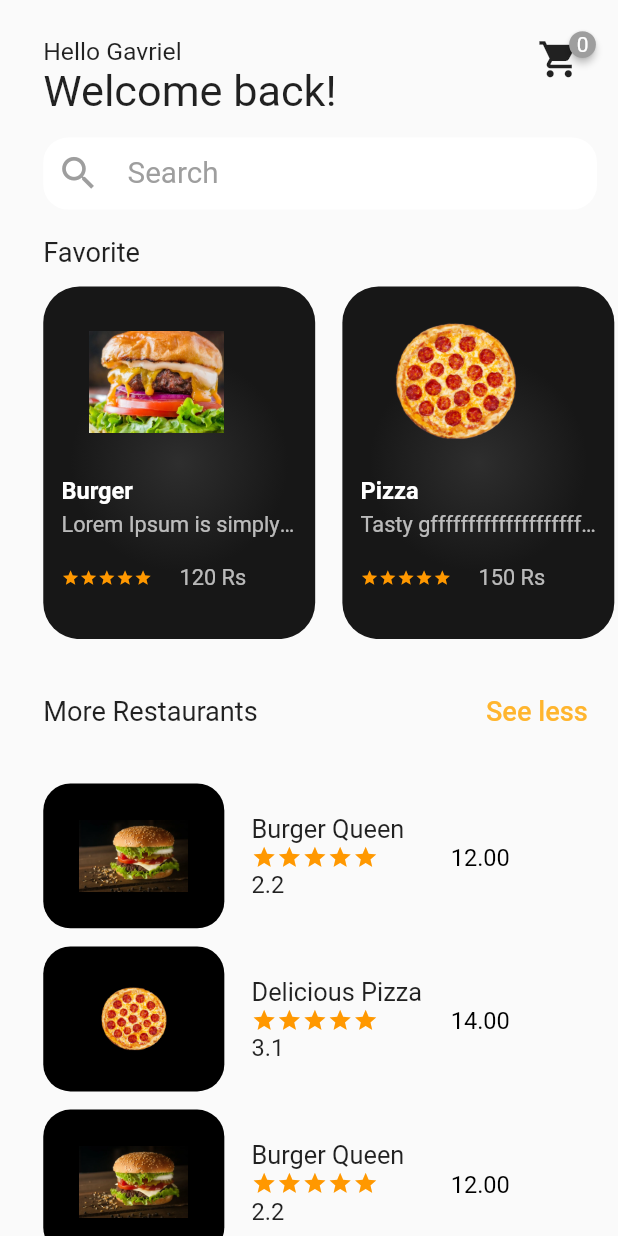
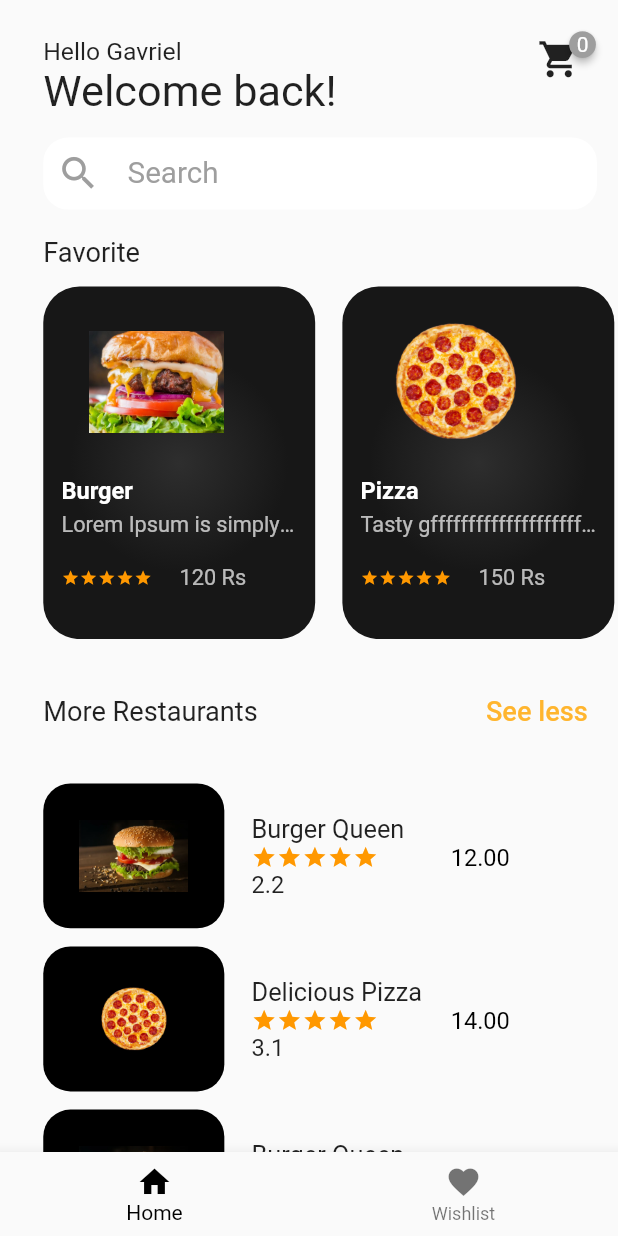
Before and after one commit to NiTHiN6282/fooddelivery, a Flutter app: the screen it shows after launch, after a tap on "See more", on a phone screen of 412 x 824 dp. Run offline on Flutter 3.47's test engine with Material 2 defaults, Android fonts, the phone set to English and light mode, and no system bars; drawn by our look-alikes of badges.

Commit message:
Wishlist and Bottom navigation bar added!

```diff
--- a/lib/datalist.dart
+++ b/lib/datalist.dart
@@ -22,25 +22,29 @@ List<Map<String, dynamic>> favoriteList = [
     "img": "assets/burger.jpg",
     "name": "Burger",
     "description": "Lorem Ipsum is simply dummy text of the printing and typesetting industry. Lorem Ipsum has been the industry's standard dummy text ever since the 1500s, when an unknown printer took a galley of type and scrambled it to make a type specimen book. It has survived not only five centuries, but also the leap into electronic typesetting, remaining essentially unchanged. It was popularised in the 1960s with the release of Letraset sheets containing Lorem Ipsum passages, and more recently with desktop publishing software like Aldus PageMaker including versions of Lorem Ipsum. Lorem Ipsum is simply dummy text of the printing and typesetting industry. Lorem Ipsum has been the industry's standard dummy text ever since the 1500s, when an unknown printer took a galley of type and scrambled it to make a type specimen book. It has survived not only five centuries, but also the leap into electronic typesetting, remaining essentially unchanged. It was popularised in the 1960s with the release of Letraset sheets containing Lorem Ipsum passages, and more recently with desktop publishing software like Aldus PageMaker including versions of Lorem Ipsum.",
-    "price": 120
+    "price": 120,
+    "fav":false
   },
   {
     "img": "assets/pizza.png",
     "name": "Pizza",
     "description": "Tasty gffffffffffffffffffffffffffffffffffffffffffff",
-    "price": 150
+    "price": 150,
+    "fav":false
   },
   {
     "img": "assets/pasta.png",
     "name": "Pasta",
     "description": "Fresh Vegetables gfffffffffffffffffffffffffffffffffff",
-    "price": 80
+    "price": 80,
+    "fav":false
   },
   {
     "img": "assets/hamburger.png",
     "name": "Hamburger",
     "description": "Yummy trrrrrrrrrrrrrrrrrrrrrrrrrrrrrrr",
-    "price": 300
+    "price": 300,
+    "fav":false
   },
 ];
 
@@ -98,3 +102,5 @@ List<Map<String, dynamic>> foodList = [
 List<Map<String, dynamic>> cartList=[];
 
 List<Map<String, dynamic>> undoList=[];
+
+List<Map<String, dynamic>> wishList=[];
--- a/lib/foodhomeui.dart
+++ b/lib/foodhomeui.dart
@@ -1,6 +1,7 @@
 import 'package:badges/badges.dart';
 import 'package:flutter/material.dart';
 import 'package:fooddelivery/foodcartui.dart';
+import 'package:fooddelivery/wishlist.dart';
 
 import 'datalist.dart';
 import 'foodfavoriteui.dart';
@@ -194,8 +195,9 @@ class _FoodHomeUiState extends State<FoodHomeUi> {
                                           name: favoriteList[index]["name"],
                                           description: favoriteList[index]["description"],
                                           price: favoriteList[index]["price"],
+                                          indexvar: index,
                                         ),
-                                      ));
+                                      )).then((value) => setState((){}));
                                 },
                                 child: Container(
                                   padding: EdgeInsets.only(top: scrheight*0.0147, right: scrheight*0.022),
--- /dev/null
+++ b/lib/landingpage.dart
@@ -0,0 +1,56 @@
+import 'package:flutter/material.dart';
+import 'package:fooddelivery/foodhomeui.dart';
+import 'package:fooddelivery/wishlist.dart';
+
+class LandingPage extends StatefulWidget {
+  const LandingPage({Key? key}) : super(key: key);
+
+  @override
+  State<LandingPage> createState() => _LandingPageState();
+}
+
+class _LandingPageState extends State<LandingPage> {
+  int _selectedIndex = 0;
+
+  static const TextStyle optionStyle =
+  TextStyle(fontSize: 30, fontWeight: FontWeight.bold);
+  dynamic _widgetOptions = <Widget>[
+    FoodHomeUi(),
+    WishListPage()
+  ];
+
+  void _onItemTapped(int index) {
+    setState(() {
+      _selectedIndex = index;
+    });
+  }
+
+  @override
+  Widget build(BuildContext context) {
+    return Scaffold(
+      body: SafeArea(
+          child: Center(
+            child: _widgetOptions.elementAt(_selectedIndex),
+          )
+      ),
+
+      bottomNavigationBar: BottomNavigationBar(
+        items: const <BottomNavigationBarItem>[
+          BottomNavigationBarItem(
+            icon: Icon(Icons.home),
+            label: 'Home',
+            backgroundColor: Colors.grey,
+          ),
+          BottomNavigationBarItem(
+            icon: Icon(Icons.favorite),
+            label: 'Wishlist',
+            backgroundColor: Colors.grey,
+          ),
+        ],
+        currentIndex: _selectedIndex,
+        selectedItemColor: Colors.black,
+        onTap: _onItemTapped,
+      ),
+    );
+  }
+}
--- a/lib/main.dart
+++ b/lib/main.dart
@@ -1,5 +1,6 @@
 import 'package:flutter/material.dart';
 import 'package:fooddelivery/foodhomeui.dart';
+import 'package:fooddelivery/landingpage.dart';
 import 'package:fooddelivery/loginpage.dart';
 
 void main() {
@@ -15,7 +16,7 @@ class MyApp extends StatelessWidget {
     return MaterialApp(
       debugShowCheckedModeBanner: false,
       title: 'Flutter Demo',
-      home: FoodHomeUi(),
+      home: LandingPage(),
     );
   }
 }
```
Also changed, not shown: lib/foodfavoriteui.dart (+56 -4 lines), lib/wishlist.dart (added, +118 -0 lines).
